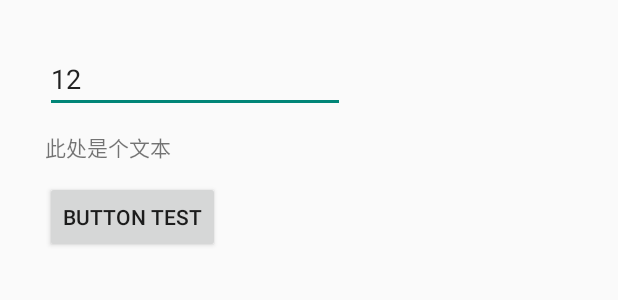
After one commit to qianhk/KaiPractice, an Android app: the layout fragment_edit_text_status.xml on its own in the app's theme, with its tools: preview values and no code run, on a phone screen of 412 x 824 dp. The commit adds this screen. Shown: the top 300 px of the screen. Run offline under Robolectric (Android 15) with nearby library versions, the phone set to English and light mode, and no system bars.

Commit message:
test edit text statusg

```diff
--- a/app/src/main/java/com/njnu/kai/practice/MainFragment.java
+++ b/app/src/main/java/com/njnu/kai/practice/MainFragment.java
@@ -23,6 +23,7 @@ import com.njnu.kai.practice.rxjava.RxJavaTestFragment;
 import com.njnu.kai.practice.splash.SplashActivity;
 import com.njnu.kai.practice.wave.PeriscopeAnimatorFragment;
 import com.njnu.kai.practice.za.EditTextOutputFragment;
+import com.njnu.kai.practice.za.EditTextStatusFragment;
 import com.njnu.kai.practice.za.WebSocketTestFragment;
 import com.njnu.kai.support.ConstantUtils;
 import com.njnu.kai.support.FunctionItem;
@@ -63,6 +64,7 @@ public class MainFragment extends ActionBarLayoutFragment implements AdapterView
         FUNCTIONS.add(new FunctionItem("VectorDrawable", VectorDrawableActivity.class, true));
         FUNCTIONS.add(new FunctionItem("GuestActivity", GuestActivity.class, true));
         FUNCTIONS.add(new FunctionItem("CoordinatorLayout", CoordinatorLayoutActivity.class, true));
+        FUNCTIONS.add(new FunctionItem("EditTextStatus", EditTextStatusFragment.class, false));
     }
 
     @Override
--- /dev/null
+++ b/app/src/main/res/layout/fragment_edit_text_status.xml
@@ -0,0 +1,29 @@
+<?xml version="1.0" encoding="utf-8"?>
+<LinearLayout xmlns:android="http://schemas.android.com/apk/res/android"
+              android:layout_width="match_parent"
+              android:layout_height="match_parent"
+              android:orientation="vertical"
+              android:padding="30dp">
+
+    <EditText
+        android:id="@+id/edt_text"
+        android:layout_width="200dp"
+        android:inputType="number"
+        android:text="12"
+        android:layout_height="wrap_content"/>
+
+    <TextView
+        android:id="@+id/tv_text"
+        android:layout_marginTop="12dp"
+        android:text="此处是个文本"
+        android:layout_width="wrap_content"
+        android:layout_height="wrap_content"/>
+
+    <Button
+        android:id="@+id/btn_test"
+        android:layout_marginTop="12dp"
+        android:text="Button Test"
+        android:layout_width="wrap_content"
+        android:layout_height="wrap_content"/>
+
+</LinearLayout>
--- a/build.gradle
+++ b/build.gradle
@@ -5,7 +5,7 @@ buildscript {
         jcenter()
     }
     dependencies {
-        classpath 'com.android.tools.build:gradle:2.2.0-beta2'
+        classpath 'com.android.tools.build:gradle:2.2.0'
         classpath 'me.tatarka:gradle-retrolambda:3.2.4'
         classpath 'com.neenbedankt.gradle.plugins:android-apt:1.8'
 //        classpath 'com.uphyca.gradle:gradle-android-aspectj-plugin:0.9.14' //it does not work with databinding
```
Also changed, not shown: app/src/main/java/com/njnu/kai/practice/za/EditTextStatusFragment.java (added, +103 -0 lines).
